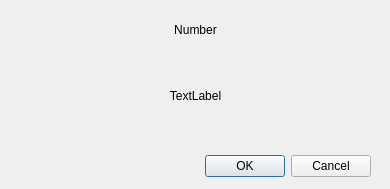
Before: the Qt Designer form priscasms/ui/CMSDialogUI.ui in tobiasquinn/priscasms, drawn with Qt 5.
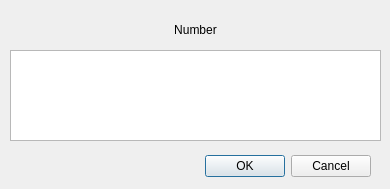
After: the same form once the commit is applied.

Commit message: changed line display to textedit for word wrapping

The edit to the form file:
```diff
--- a/priscasms/ui/CMSDialogUI.ui
+++ b/priscasms/ui/CMSDialogUI.ui
@@ -54,7 +54,7 @@
     <set>Qt::AlignCenter</set>
    </property>
   </widget>
-  <widget class="QLabel" name="labelMessage">
+  <widget class="QTextEdit" name="textEditMessage">
    <property name="geometry">
     <rect>
      <x>10</x>
@@ -63,13 +63,13 @@
      <height>91</height>
     </rect>
    </property>
-   <property name="text">
+   <property name="readOnly">
+    <bool>true</bool>
+   </property>
+   <property name="text" stdset="0">
     <string>TextLabel</string>
    </property>
-   <property name="alignment">
-    <set>Qt::AlignCenter</set>
-   </property>
-   <property name="wordWrap">
+   <property name="wordWrap" stdset="0">
     <bool>true</bool>
    </property>
   </widget>
```
The commit also changes 1 other file.
